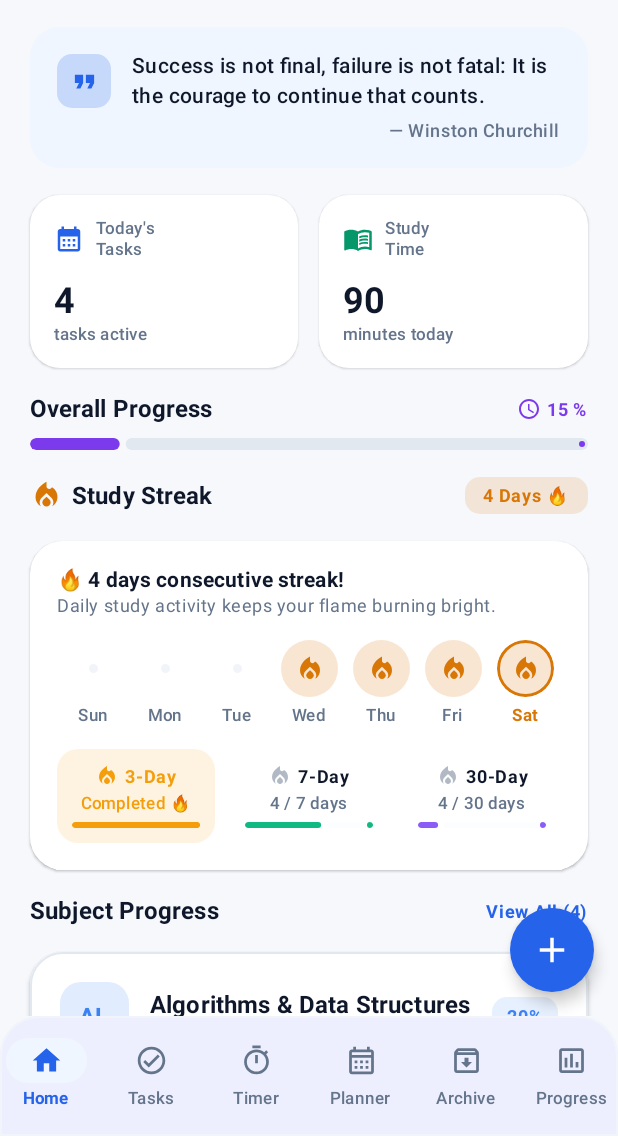
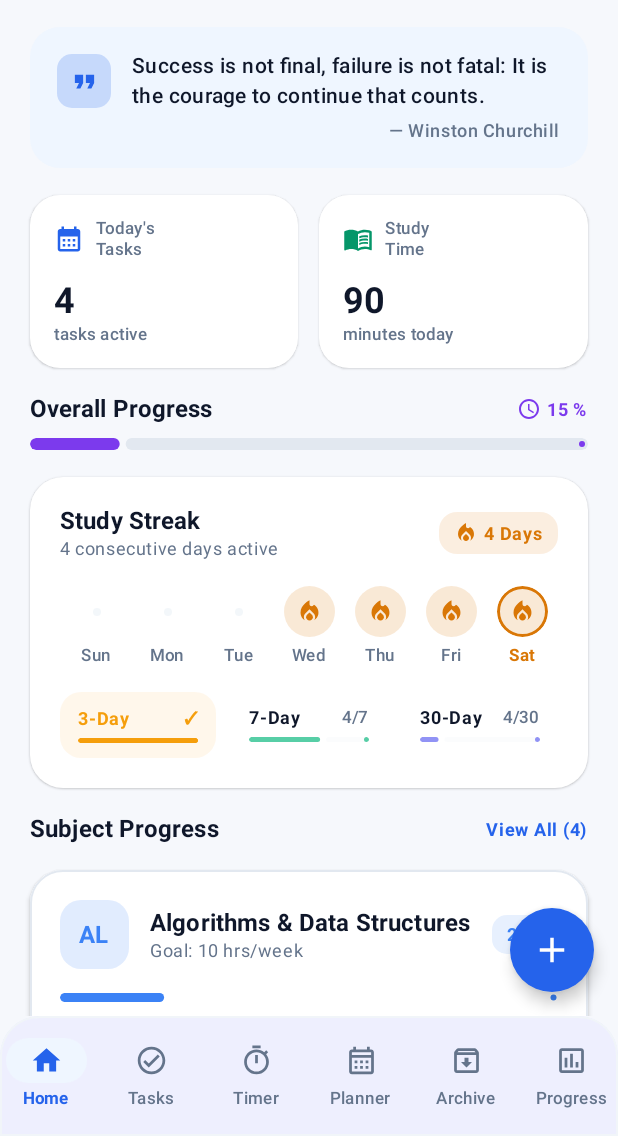
Before and after one commit to pujithakagolanu/EduTrack, an Android app built with Jetpack Compose: the screen it shows after launch (MainActivity), on a phone screen of 412 x 824 dp, the part 100-1236 px from its top. Run offline under Robolectric (Android 15) with nearby library versions, the phone set to English and light mode, and no system bars; our stand-ins replace Room's generated code.

Commit message:
Refactor study streak to a minimalist, clean and aesthetic design

```diff
--- a/app/src/main/java/com/edutrack/app/ui/screens/HomeScreen.kt
+++ b/app/src/main/java/com/edutrack/app/ui/screens/HomeScreen.kt
@@ -431,38 +431,58 @@ fun HomeScreen(
                 }
             }
 
-            // 5. Day-Wise Fire Streak & Milestone Tracker
-            item(key = "streak_achievements_heading") {
+            // 5. Clean & Aesthetic Study Streak Card
+            item(key = "streak_summary_card") {
+                Card(
+                    modifier = Modifier.fillMaxWidth(),
+                    shape = RoundedCornerShape(22.dp),
+                    colors = CardDefaults.cardColors(containerColor = MaterialTheme.colorScheme.surface),
+                    elevation = CardDefaults.cardElevation(defaultElevation = 0.5.dp)
+                ) {
+                    Column(
+                        modifier = Modifier
+                            .fillMaxWidth()
+                            .padding(20.dp)
+                    ) {
+                        // Header with Title & Fire Pill
                         Row(
                             modifier = Modifier.fillMaxWidth(),
                             horizontalArrangement = Arrangement.SpaceBetween,
                             verticalAlignment = Alignment.CenterVertically
                         ) {
-                    Row(verticalAlignment = Alignment.CenterVertically) {
-                        Icon(
-                            imageVector = Icons.Default.LocalFireDepartment,
-                            contentDescription = "Streak",
-                            tint = AccentOrange,
-                            modifier = Modifier.size(22.dp)
-                        )
-                        Spacer(modifier = Modifier.width(6.dp))
+                            Column {
                                 Text(
                                     text = "Study Streak",
                                     style = MaterialTheme.typography.titleMedium.copy(
                                         fontWeight = FontWeight.Bold,
-                                color = MaterialTheme.colorScheme.onBackground
+                                        color = MaterialTheme.colorScheme.onSurface
+                                    )
+                                )
+                                Spacer(modifier = Modifier.height(2.dp))
+                                Text(
+                                    text = if (currentStreak > 0) "$currentStreak consecutive days active" else "Build your daily momentum",
+                                    style = MaterialTheme.typography.bodySmall.copy(
+                                        color = MaterialTheme.colorScheme.onSurfaceVariant
                                     )
                                 )
                             }
 
-                    Box(
+                            Row(
+                                verticalAlignment = Alignment.CenterVertically,
                                 modifier = Modifier
-                            .clip(RoundedCornerShape(10.dp))
-                            .background(AccentOrange.copy(alpha = 0.15f))
-                            .padding(horizontal = 12.dp, vertical = 5.dp)
+                                    .clip(RoundedCornerShape(12.dp))
+                                    .background(AccentOrange.copy(alpha = 0.12f))
+                                    .padding(horizontal = 10.dp, vertical = 6.dp)
                             ) {
+                                Icon(
+                                    imageVector = Icons.Default.LocalFireDepartment,
+                                    contentDescription = null,
+                                    tint = AccentOrange,
+                                    modifier = Modifier.size(16.dp)
+                                )
+                                Spacer(modifier = Modifier.width(4.dp))
                                 Text(
-                            text = "$currentStreak Days 🔥",
+                                    text = "$currentStreak Days",
                                     style = MaterialTheme.typography.labelMedium.copy(
                                         fontWeight = FontWeight.Bold,
                                         color = AccentOrange
@@ -470,42 +490,14 @@ fun HomeScreen(
                                 )
                             }
                         }
-            }
 
-            // Streak Progress Summary Card
-            item(key = "streak_summary_card") {
-                Card(
-                    modifier = Modifier.fillMaxWidth(),
-                    shape = RoundedCornerShape(22.dp),
-                    colors = CardDefaults.cardColors(containerColor = MaterialTheme.colorScheme.surface),
-                    elevation = CardDefaults.cardElevation(defaultElevation = 1.dp)
-                ) {
-                    Column(
-                        modifier = Modifier
-                            .fillMaxWidth()
-                            .padding(18.dp)
-                    ) {
-                        Text(
-                            text = if (currentStreak > 0) "🔥 $currentStreak days consecutive streak!" else "Start your study fire streak today!",
-                            style = MaterialTheme.typography.titleSmall.copy(
-                                fontWeight = FontWeight.Bold,
-                                color = MaterialTheme.colorScheme.onSurface
-                            )
-                        )
-                        Spacer(modifier = Modifier.height(2.dp))
-                        Text(
-                            text = "Daily study activity keeps your flame burning bright.",
-                            style = MaterialTheme.typography.bodySmall.copy(
-                                color = MaterialTheme.colorScheme.onSurfaceVariant
-                            )
-                        )
+                        Spacer(modifier = Modifier.height(18.dp))
 
-                        Spacer(modifier = Modifier.height(16.dp))
-
-                        // Day-Wise Fire Streak Row (Weekly 7-day flame history)
+                        // Day-Wise 7-Day Flame Track (Minimalist, elegant)
                         Row(
                             modifier = Modifier.fillMaxWidth(),
-                            horizontalArrangement = Arrangement.SpaceBetween
+                            horizontalArrangement = Arrangement.SpaceBetween,
+                            verticalAlignment = Alignment.CenterVertically
                         ) {
                             dayWiseStreakHistory.forEach { dayStatus ->
                                 Column(
@@ -514,11 +506,14 @@ fun HomeScreen(
                                 ) {
                                     Box(
                                         modifier = Modifier
-                                            .size(38.dp)
+                                            .size(34.dp)
                                             .clip(CircleShape)
                                             .background(
-                                                if (dayStatus.hasStudied) AccentOrange.copy(alpha = 0.18f)
-                                                else MaterialTheme.colorScheme.surfaceVariant.copy(alpha = 0.5f)
+                                                when {
+                                                    dayStatus.hasStudied -> AccentOrange.copy(alpha = 0.16f)
+                                                    dayStatus.isToday -> MaterialTheme.colorScheme.surfaceVariant.copy(alpha = 0.8f)
+                                                    else -> Color.Transparent
+                                                }
                                             )
                                             .border(
                                                 width = if (dayStatus.isToday) 1.5.dp else 0.dp,
@@ -532,14 +527,14 @@ fun HomeScreen(
                                                 imageVector = Icons.Default.LocalFireDepartment,
                                                 contentDescription = "Active day",
                                                 tint = AccentOrange,
-                                                modifier = Modifier.size(20.dp)
+                                                modifier = Modifier.size(18.dp)
                                             )
                                         } else {
                                             Box(
                                                 modifier = Modifier
-                                                    .size(6.dp)
+                                                    .size(5.dp)
                                                     .clip(CircleShape)
-                                                    .background(MaterialTheme.colorScheme.outlineVariant)
+                                                    .background(MaterialTheme.colorScheme.outlineVariant.copy(alpha = 0.8f))
                                             )
                                         }
                                     }
@@ -549,6 +544,7 @@ fun HomeScreen(
                                     Text(
                                         text = dayStatus.dayLabel,
                                         style = MaterialTheme.typography.labelSmall.copy(
+                                            fontSize = 11.sp,
                                             fontWeight = if (dayStatus.isToday) FontWeight.Bold else FontWeight.Medium,
                                             color = if (dayStatus.isToday) AccentOrange else MaterialTheme.colorScheme.onSurfaceVariant
                                         )
@@ -557,64 +553,58 @@ fun HomeScreen(
                             }
                         }
 
-                        Spacer(modifier = Modifier.height(16.dp))
+                        Spacer(modifier = Modifier.height(18.dp))
 
-                        // Milestone Goals (3-Day, 7-Day, 30-Day streak targets)
-                        val streakMilestones = listOf(
-                            Triple("3-Day", 3, Color(0xFFF59E0B)),
-                            Triple("7-Day", 7, Color(0xFF10B981)),
-                            Triple("30-Day", 30, Color(0xFF8B5CF6))
+                        // Clean Aesthetic Target Milestones (3-Day, 7-Day, 30-Day)
+                        val milestones = listOf(
+                            Pair("3-Day", 3),
+                            Pair("7-Day", 7),
+                            Pair("30-Day", 30)
                         )
 
                         Row(
                             modifier = Modifier.fillMaxWidth(),
                             horizontalArrangement = Arrangement.spacedBy(10.dp)
                         ) {
-                            streakMilestones.forEach { (label, target, accent) ->
+                            milestones.forEach { (label, target) ->
                                 val isReached = currentStreak >= target
                                 val fraction = (currentStreak.toFloat() / target).coerceIn(0f, 1f)
+                                val milestoneAccent = when (target) {
+                                    3 -> Color(0xFFF59E0B)
+                                    7 -> Color(0xFF10B981)
+                                    else -> Color(0xFF6366F1)
+                                }
 
-                                Card(
-                                    modifier = Modifier.weight(1f),
-                                    shape = RoundedCornerShape(14.dp),
-                                    colors = CardDefaults.cardColors(
-                                        containerColor = if (isReached) accent.copy(alpha = 0.12f)
-                                        else MaterialTheme.colorScheme.surfaceVariant.copy(alpha = 0.35f)
-                                    ),
-                                    elevation = CardDefaults.cardElevation(defaultElevation = 0.dp)
-                                ) {
                                 Column(
                                     modifier = Modifier
-                                            .fillMaxWidth()
-                                            .padding(10.dp),
-                                        horizontalAlignment = Alignment.CenterHorizontally
+                                        .weight(1f)
+                                        .clip(RoundedCornerShape(14.dp))
+                                        .background(
+                                            if (isReached) milestoneAccent.copy(alpha = 0.08f)
+                                            else MaterialTheme.colorScheme.surfaceVariant.copy(alpha = 0.4f)
+                                        )
+                                        .padding(vertical = 10.dp, horizontal = 12.dp)
                                 ) {
-                                        Row(verticalAlignment = Alignment.CenterVertically) {
-                                            Icon(
-                                                imageVector = Icons.Default.LocalFireDepartment,
-                                                contentDescription = null,
-                                                tint = if (isReached) accent else MaterialTheme.colorScheme.onSurfaceVariant.copy(alpha = 0.5f),
-                                                modifier = Modifier.size(16.dp)
-                                            )
-                                            Spacer(modifier = Modifier.width(4.dp))
+                                    Row(
+                                        modifier = Modifier.fillMaxWidth(),
+                                        horizontalArrangement = Arrangement.SpaceBetween,
+                                        verticalAlignment = Alignment.CenterVertically
+                                    ) {
                                         Text(
                                             text = label,
                                             style = MaterialTheme.typography.labelMedium.copy(
                                                 fontWeight = FontWeight.Bold,
-                                                    color = if (isReached) accent else MaterialTheme.colorScheme.onSurface
+                                                color = if (isReached) milestoneAccent else MaterialTheme.colorScheme.onSurface
+                                            )
+                                        )
+                                        Text(
+                                            text = if (isReached) "✓" else "$currentStreak/$target",
+                                            style = MaterialTheme.typography.labelSmall.copy(
+                                                fontWeight = FontWeight.SemiBold,
+                                                color = if (isReached) milestoneAccent else MaterialTheme.colorScheme.onSurfaceVariant
                                             )
                                         )
                                     }
-
-                                        Spacer(modifier = Modifier.height(4.dp))
-
-                                        Text(
-                                            text = if (isReached) "Completed 🔥" else "$currentStreak / $target days",
-                                            style = MaterialTheme.typography.labelSmall.copy(
-                                                fontWeight = FontWeight.Medium,
-                                                color = if (isReached) accent else MaterialTheme.colorScheme.onSurfaceVariant
-                                            )
-                                        )
 
                                     Spacer(modifier = Modifier.height(6.dp))
 
@@ -622,13 +612,12 @@ fun HomeScreen(
                                         progress = { fraction },
                                         modifier = Modifier
                                             .fillMaxWidth()
-                                                .height(4.dp)
+                                            .height(3.dp)
                                             .clip(RoundedCornerShape(2.dp)),
-                                            color = accent,
-                                            trackColor = MaterialTheme.colorScheme.outlineVariant.copy(alpha = 0.25f),
+                                        color = if (isReached) milestoneAccent else milestoneAccent.copy(alpha = 0.7f),
+                                        trackColor = MaterialTheme.colorScheme.outlineVariant.copy(alpha = 0.3f),
                                         strokeCap = StrokeCap.Round
                                     )
-                                    }
                                 }
                             }
                         }
```
Lines whose indentation alone changed are shown as unchanged.
